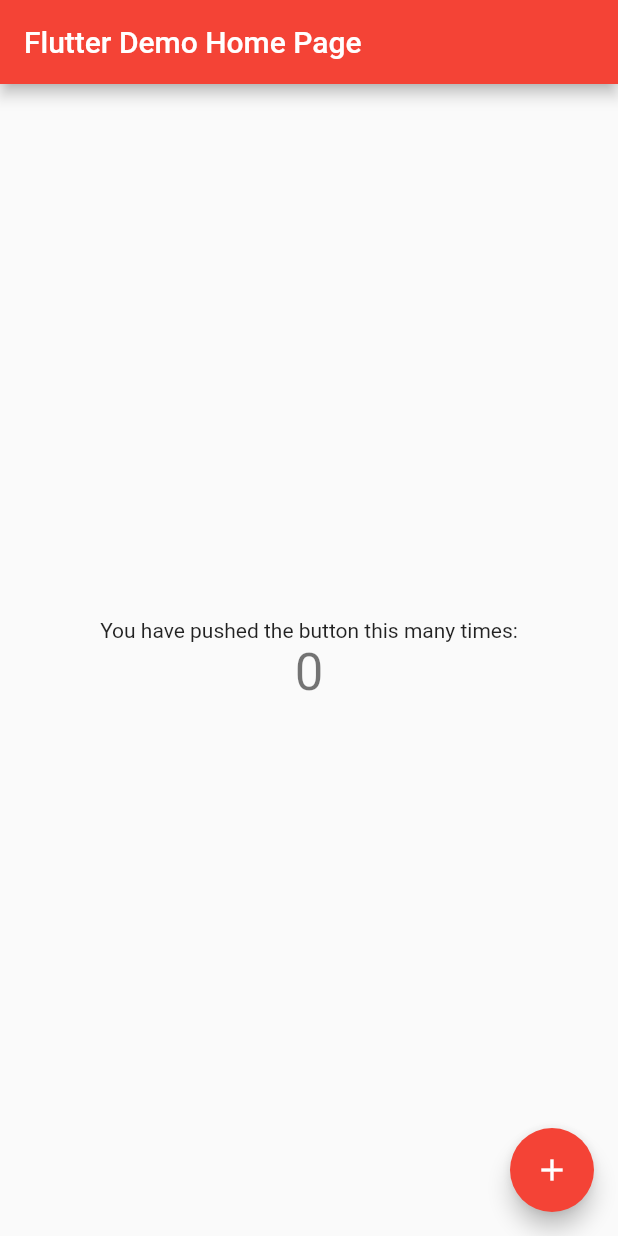
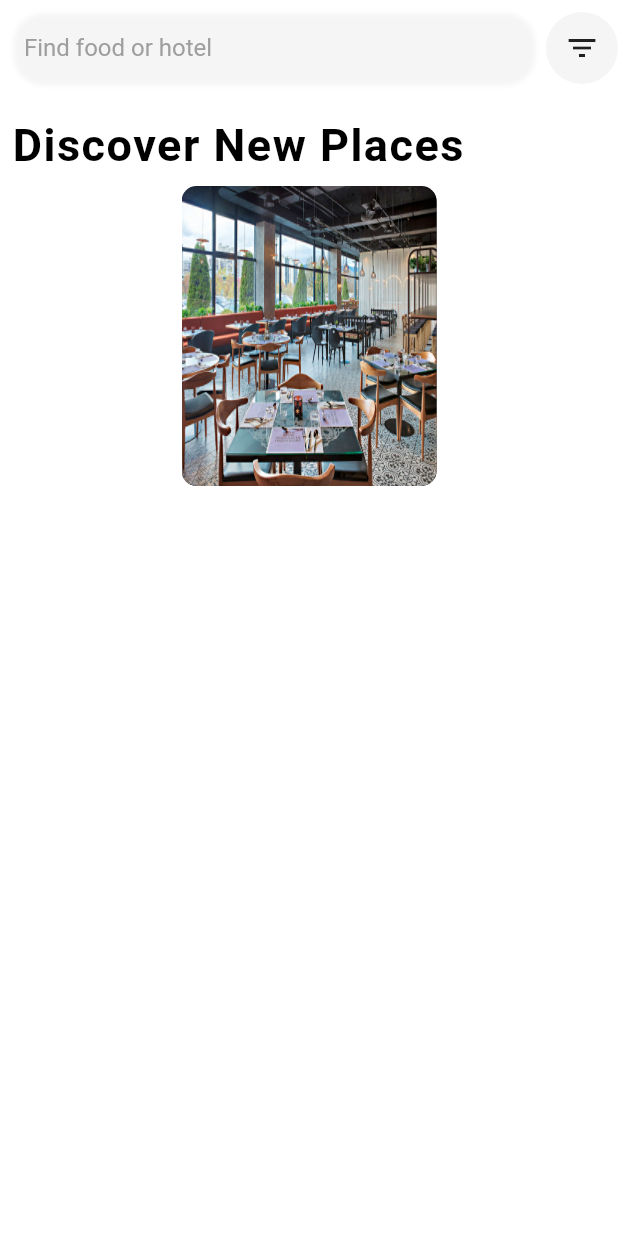
Before and after one commit to Patiyang/foodDelivery, a Flutter app: the screen it shows after launch, on a phone screen of 412 x 824 dp. Run offline on Flutter 3.47's test engine with Material 2 defaults, Android fonts, the phone set to English and light mode, and no system bars.

Commit message:
homeScreen

```diff
--- a/lib/main.dart
+++ b/lib/main.dart
@@ -1,4 +1,6 @@
 import 'package:flutter/material.dart';
+import 'package:foodDelivery/screens/home.dart';
+import 'package:foodDelivery/styling.dart';
 
 void main() {
   runApp(MyApp());
@@ -9,109 +11,15 @@ class MyApp extends StatelessWidget {
   @override
   Widget build(BuildContext context) {
     return MaterialApp(
+      debugShowCheckedModeBanner: false,
       title: 'Flutter Demo',
       theme: ThemeData(
-        // This is the theme of your application.
-        //
-        // Try running your application with "flutter run". You'll see the
-        // application has a blue toolbar. Then, without quitting the app, try
-        // changing the primarySwatch below to Colors.green and then invoke
-        // "hot reload" (press "r" in the console where you ran "flutter run",
-        // or simply save your changes to "hot reload" in a Flutter IDE).
-        // Notice that the counter didn't reset back to zero; the application
-        // is not restarted.
-        primarySwatch: Colors.red,
-        // This makes the visual density adapt to the platform that you run
-        // the app on. For desktop platforms, the controls will be smaller and
-        // closer together (more dense) than on mobile platforms.
+        // scaffoldBackgroundColor: white,
+        cursorColor: black,
+        primarySwatch: Colors.orange,
         visualDensity: VisualDensity.adaptivePlatformDensity,
       ),
-      home: MyHomePage(title: 'Flutter Demo Home Page'),
+      home: Home(),
     );
   }
 }
-
-class MyHomePage extends StatefulWidget {
-  MyHomePage({Key key, this.title}) : super(key: key);
-
-  // This widget is the home page of your application. It is stateful, meaning
-  // that it has a State object (defined below) that contains fields that affect
-  // how it looks.
-
-  // This class is the configuration for the state. It holds the values (in this
-  // case the title) provided by the parent (in this case the App widget) and
-  // used by the build method of the State. Fields in a Widget subclass are
-  // always marked "final".
-
-  final String title;
-
-  @override
-  _MyHomePageState createState() => _MyHomePageState();
-}
-
-class _MyHomePageState extends State<MyHomePage> {
-  int _counter = 0;
-
-  void _incrementCounter() {
-    setState(() {
-      // This call to setState tells the Flutter framework that something has
-      // changed in this State, which causes it to rerun the build method below
-      // so that the display can reflect the updated values. If we changed
-      // _counter without calling setState(), then the build method would not be
-      // called again, and so nothing would appear to happen.
-      _counter++;
-    });
-  }
-
-  @override
-  Widget build(BuildContext context) {
-    // This method is rerun every time setState is called, for instance as done
-    // by the _incrementCounter method above.
-    //
-    // The Flutter framework has been optimized to make rerunning build methods
-    // fast, so that you can just rebuild anything that needs updating rather
-    // than having to individually change instances of widgets.
-    return Scaffold(
-      appBar: AppBar(
-        // Here we take the value from the MyHomePage object that was created by
-        // the App.build method, and use it to set our appbar title.
-        title: Text(widget.title),
-      ),
-      body: Center(
-        // Center is a layout widget. It takes a single child and positions it
-        // in the middle of the parent.
-        child: Column(
-          // Column is also a layout widget. It takes a list of children and
-          // arranges them vertically. By default, it sizes itself to fit its
-          // children horizontally, and tries to be as tall as its parent.
-          //
-          // Invoke "debug painting" (press "p" in the console, choose the
-          // "Toggle Debug Paint" action from the Flutter Inspector in Android
-          // Studio, or the "Toggle Debug Paint" command in Visual Studio Code)
-          // to see the wireframe for each widget.
-          //
-          // Column has various properties to control how it sizes itself and
-          // how it positions its children. Here we use mainAxisAlignment to
-          // center the children vertically; the main axis here is the vertical
-          // axis because Columns are vertical (the cross axis would be
-          // horizontal).
-          mainAxisAlignment: MainAxisAlignment.center,
-          children: <Widget>[
-            Text(
-              'You have pushed the button this many times:',
-            ),
-            Text(
-              '$_counter',
-              style: Theme.of(context).textTheme.headline4,
-            ),
-          ],
-        ),
-      ),
-      floatingActionButton: FloatingActionButton(
-        onPressed: _incrementCounter,
-        tooltip: 'Increment',
-        child: Icon(Icons.add),
-      ), // This trailing comma makes auto-formatting nicer for build methods.
-    );
-  }
-}
--- /dev/null
+++ b/lib/models/meals.dart
@@ -0,0 +1,3 @@
+class Meals{
+
+}
--- /dev/null
+++ b/lib/models/restaurants.dart
@@ -0,0 +1,6 @@
+class RestaurantList {
+  String image;
+  String hotelName;
+  String address;
+  bool delivery;
+}
--- /dev/null
+++ b/lib/screens/home.dart
@@ -0,0 +1,100 @@
+import 'package:flutter/material.dart';
+import 'package:foodDelivery/styling.dart';
+import 'package:foodDelivery/widgets/title.dart';
+
+class Home extends StatefulWidget {
+  @override
+  _HomeState createState() => _HomeState();
+}
+
+class _HomeState extends State<Home> {
+  final searchController = new TextEditingController();
+  @override
+  Widget build(BuildContext context) {
+    return SafeArea(
+      child: Scaffold(
+        backgroundColor: white,
+        body: ListView(
+          children: <Widget>[
+            Container(
+              child: Row(
+                children: <Widget>[
+                  Expanded(
+                    child: Padding(
+                      padding: const EdgeInsets.all(8.0),
+                      //here is the styling of the search bar
+                      child: Container(
+                        decoration: BoxDecoration(borderRadius: BorderRadius.all(Radius.circular(20)), boxShadow: [
+                          BoxShadow(blurRadius: 2, color: grey[100], offset: Offset(1, 1)),
+                        ]),
+                        child: Container(
+                          width: MediaQuery.of(context).size.width,
+                          child: Padding(
+                            padding: const EdgeInsets.symmetric(horizontal: 8.0),
+                            child: TextFormField(
+                              decoration: InputDecoration(
+                                border: InputBorder.none,
+                                hintText: 'Find food or hotel',
+                                hintStyle: TextStyle(color: grey),
+                              ),
+                              style: TextStyle(),
+                            ),
+                          ),
+                        ),
+                      ),
+                    ),
+                  ),
+                  Container(
+                      decoration: BoxDecoration(
+                        color: grey[100],
+                        borderRadius: BorderRadius.all(Radius.circular(25)),
+                      ),
+                      child: IconButton(icon: Icon(Icons.filter_list), onPressed: () {})),
+                ],
+              ),
+            ),
+            SizedBox(
+              height: 15,
+            ),
+            Padding(
+              padding: const EdgeInsets.symmetric(horizontal: 8.0),
+              child: CustomText(
+                text: 'Discover New Places',
+                size: 30,
+                fontWeight: FontWeight.bold,
+              ),
+            ),
+            SizedBox(
+              height: 10,
+            ),
+            // the styling of the different restaurants lies here
+            Column(
+              children: <Widget>[
+                ClipRRect(
+                  borderRadius: BorderRadius.all(Radius.circular(10)),
+                  child: Column(
+                    children: <Widget>[
+                      Container(
+                        decoration: BoxDecoration(
+                          borderRadius: BorderRadius.all(Radius.circular(10)),
+                          boxShadow: [
+                            BoxShadow(
+                              blurRadius: 0,
+                              // color: orange,
+                              offset: Offset(1, 1),
+                            ),
+                          ],
+                        ),
+                        child: Image.asset('images/res1.jpg', height: 200, width: 170, fit: BoxFit.fill),
+                      ),
+                    ],
+                  ),
+                )
+              ],
+            )
+          ],
+        ),
+      ),
+    );
+  }
+}
--- /dev/null
+++ b/lib/styling.dart
@@ -0,0 +1,6 @@
+import 'package:flutter/material.dart';
+
+const orange = Colors.orangeAccent;
+const black = Colors.black;
+const grey = Colors.grey;
+const white = Colors.white;
--- /dev/null
+++ b/lib/widgets/title.dart
@@ -0,0 +1,24 @@
+import 'package:flutter/material.dart';
+import 'package:foodDelivery/styling.dart';
+
+class CustomText extends StatelessWidget {
+  final String text;
+  final double size;
+  final double letterSpacing;
+  final Color color;
+  final FontWeight fontWeight;
+
+  const CustomText({Key key, @required this.text, this.size, this.color, this.fontWeight, this.letterSpacing}) : super(key: key);
+  @override
+  Widget build(BuildContext context) {
+    return Text(
+      text,
+      style: TextStyle(
+        fontSize: size ?? 13,
+        color: color ?? black,
+        fontWeight: fontWeight ?? FontWeight.normal,
+        letterSpacing: letterSpacing??1
+      ),
+    );
+  }
+}
--- a/pubspec.yaml
+++ b/pubspec.yaml
@@ -45,9 +45,8 @@ flutter:
   uses-material-design: true
 
   # To add assets to your application, add an assets section, like this:
-  # assets:
-  #   - images/a_dot_burr.jpeg
-  #   - images/a_dot_ham.jpeg
+  assets:
+    - images/
 
   # An image asset can refer to one or more resolution-specific "variants", see
   # https://flutter.dev/assets-and-images/#resolution-aware.
```
Also changed, not shown: images/res1.jpg (added), images/res2.jpg (added), images/res3.jpg (added), images/res4.jpg (added), images/res5.jpg (added).
